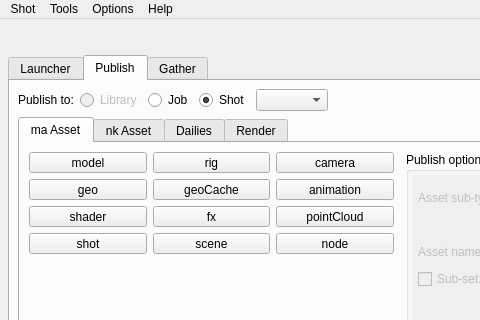
Old version of the form ui/icarus.ui in the repository mjbonnington/icarus-gps; both pictures show x 0 to 480 and y 0 to 320 of the 800 by 576 pixel window.
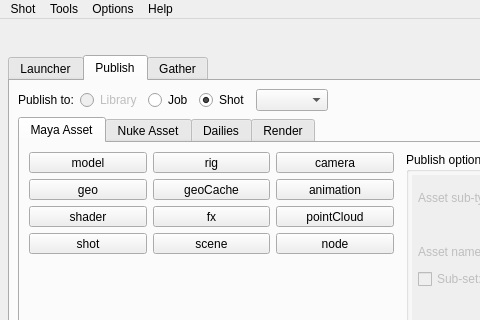
New version of the form. The open tabs and pages were chosen to show the change. Icons and pictures are not drawn.

Commit message: Fixed UI compiled resources for Python3/Qt5

Diff of the .ui file:
```diff
--- a/ui/icarus.ui
+++ b/ui/icarus.ui
@@ -899,7 +899,7 @@
              <normaloff>:/icons/icons/tab_icon_maya.png</normaloff>:/icons/icons/tab_icon_maya.png</iconset>
            </attribute>
            <attribute name="title">
-            <string>ma Asset</string>
+            <string>Maya Asset</string>
            </attribute>
            <layout class="QHBoxLayout" name="horizontalLayout_9">
             <property name="spacing">
@@ -1526,7 +1526,7 @@
              <normaloff>:/icons/icons/tab_icon_nuke.png</normaloff>:/icons/icons/tab_icon_nuke.png</iconset>
            </attribute>
            <attribute name="title">
-            <string>nk Asset</string>
+            <string>Nuke Asset</string>
            </attribute>
            <layout class="QHBoxLayout" name="horizontalLayout_12">
             <property name="spacing">
```
Left out of the diff: 24 changed lines with no effect on the pictures. The commit also changes 5 other files.
